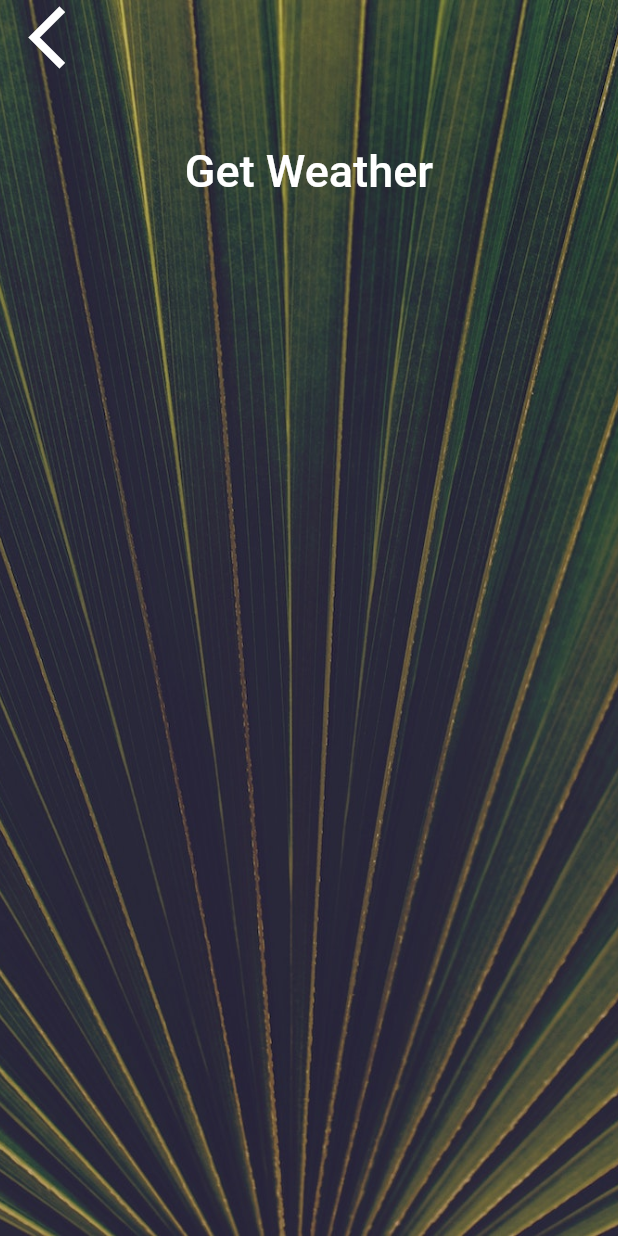
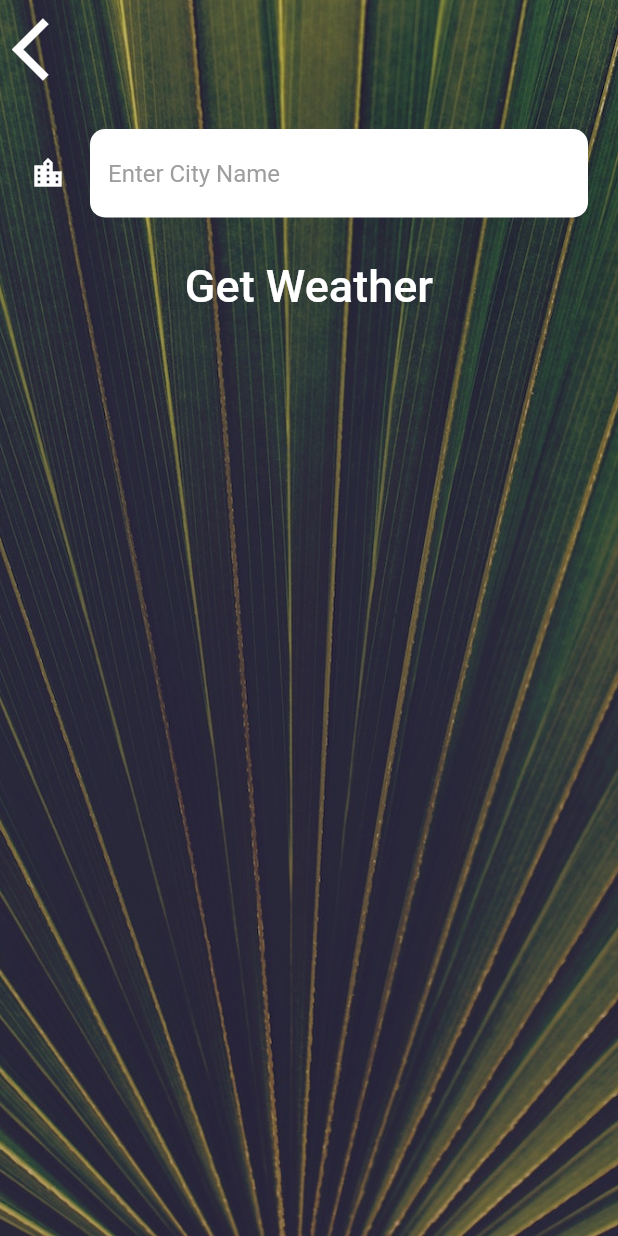
Before and after one commit to i-aiymen/Clima-weather-app, a Flutter app: the CityScreen screen opened directly, on a phone screen of 412 x 824 dp. Run offline on Flutter 3.47's test engine with Material 2 defaults, Android fonts, the phone set to English and light mode, and no system bars; our stand-ins replace flutter_spinkit, geolocator; network calls fail; Roboto replaces fonts that are missing (Spartan MB).

Commit message:
Added and updated: search functionality to search the weather for a particular city

```diff
--- a/lib/screens/city_screen.dart
+++ b/lib/screens/city_screen.dart
@@ -8,6 +8,7 @@ class CityScreen extends StatefulWidget {
 }
 
 class _CityScreenState extends State<CityScreen> {
+  String cityName = '';
   @override
   Widget build(BuildContext context) {
     return Scaffold(
@@ -24,20 +25,31 @@ class _CityScreenState extends State<CityScreen> {
             children: <Widget>[
               Align(
                 alignment: Alignment.topLeft,
-                child: FlatButton(
-                  onPressed: () {},
+                child: TextButton(
+                  onPressed: () {
+                    Navigator.pop(context);
+                  },
                   child: Icon(
                     Icons.arrow_back_ios,
                     size: 50.0,
+                    color: Colors.white,
                   ),
                 ),
               ),
               Container(
                 padding: EdgeInsets.all(20.0),
-                child: null,
+                child: TextField(
+                  style: TextStyle(color: Colors.black),
+                  decoration: TextFieldInputDecoration,
+                  onChanged: (value) {
+                    cityName = value;
+                  },
+                ),
               ),
-              FlatButton(
-                onPressed: () {},
+              TextButton(
+                onPressed: () {
+                  Navigator.pop(context, cityName);
+                },
                 child: Text(
                   'Get Weather',
                   style: ButtonTextStyle,
--- a/lib/utilities/constants.dart
+++ b/lib/utilities/constants.dart
@@ -10,11 +10,23 @@ const MessageTextStyle = TextStyle(
   fontSize: 60.0,
 );
 
-const ButtonTextStyle = TextStyle(
-  fontSize: 30.0,
-  fontFamily: 'Spartan MB',
-);
+const ButtonTextStyle =
+    TextStyle(fontSize: 30.0, fontFamily: 'Spartan MB', color: Colors.white);
 
 const ConditionTextStyle = TextStyle(
   fontSize: 100.0,
 );
+
+const TextFieldInputDecoration = InputDecoration(
+    filled: true,
+    fillColor: Colors.white,
+    icon: Icon(
+      Icons.location_city,
+      color: Colors.white,
+    ),
+    hintText: 'Enter City Name',
+    hintStyle: TextStyle(color: Colors.grey),
+    border: OutlineInputBorder(
+      borderRadius: BorderRadius.all(Radius.circular(10)),
+      borderSide: BorderSide.none,
+    ));
```
Also changed, not shown: lib/screens/location_screen.dart (+8 -2 lines), lib/services/weather.dart (+8 -0 lines).
